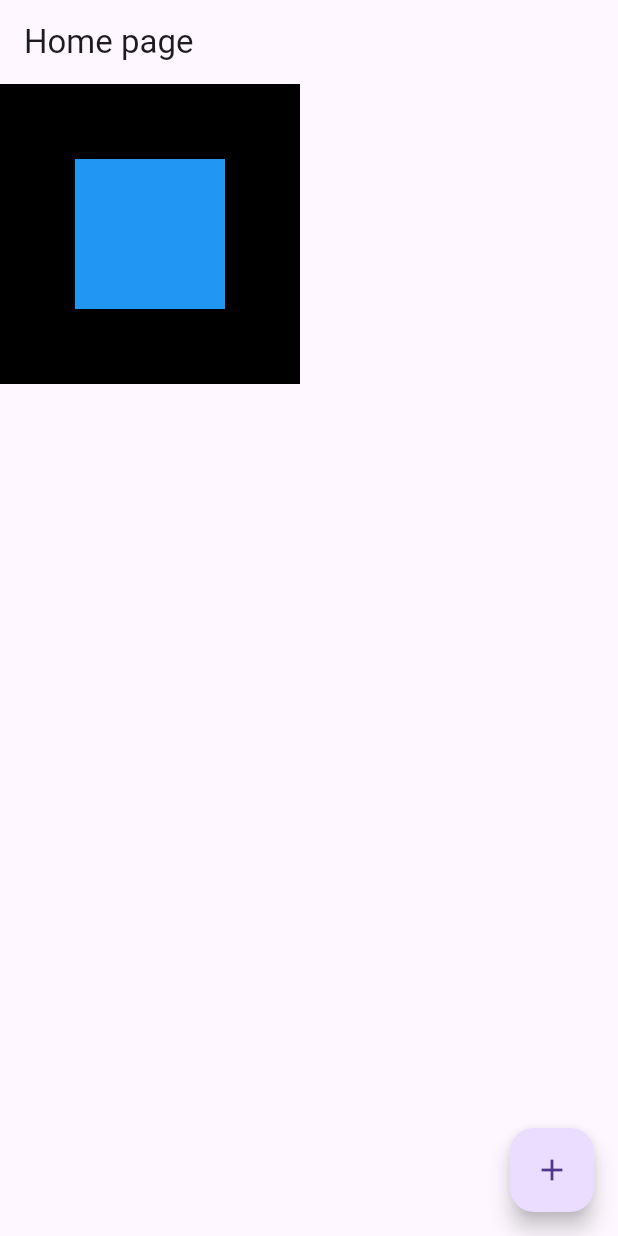
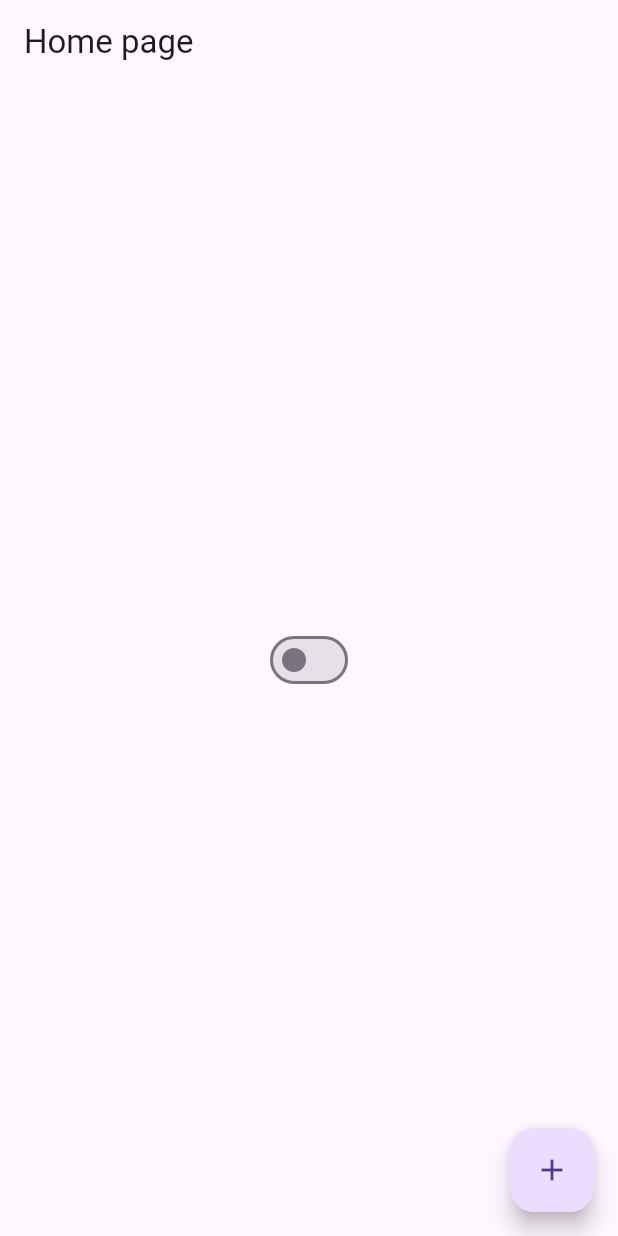
Before and after one commit to MatheusHenry2/Flutter-studies, a Flutter app: the screen it shows after launch, on a phone screen of 412 x 824 dp. Run offline on Flutter 3.47's test engine with Material 3 defaults, Android fonts, the phone set to English and light mode, and no system bars.

```diff
--- /dev/null
+++ b/lib/app_controller.dart
@@ -0,0 +1,12 @@
+import 'package:flutter/cupertino.dart';
+
+class AppController extends ChangeNotifier {
+  bool isDarkTheme = false;
+
+  static AppController instance = AppController();
+
+  changeTheme() {
+    isDarkTheme = !isDarkTheme;
+    notifyListeners();
+  }
+}
--- a/lib/app_widget.dart
+++ b/lib/app_widget.dart
@@ -1,14 +1,24 @@
-import 'package:flutter/cupertino.dart';
 import 'package:flutter/material.dart';
-
+import 'app_controller.dart';
 import 'home_page.dart';
 
 class AppWidget extends StatelessWidget {
   @override
   Widget build(BuildContext context) {
-    return MaterialApp(
-      home: HomePage(),
-      theme: ThemeData(primarySwatch: Colors.blue),
+    return AnimatedBuilder(
+      animation: AppController.instance,
+      builder: (context, child) {
+        return MaterialApp(
+          theme: ThemeData(
+            primarySwatch: Colors.red,
+            brightness:
+                AppController.instance.isDarkTheme
+                    ? Brightness.dark
+                    : Brightness.light,
+          ),
+          home: HomePage(),
+        );
+      },
     );
   }
 }
--- a/lib/home_page.dart
+++ b/lib/home_page.dart
@@ -1,5 +1,6 @@
 import 'package:flutter/cupertino.dart';
 import 'package:flutter/material.dart';
+import 'package:meu_app/app_controller.dart';
 
 class HomePage extends StatefulWidget {
   @override
@@ -16,14 +17,15 @@ class HomePageState extends State<HomePage> {
     return Scaffold(
       appBar: AppBar(title: Text('Home page')),
 
-      body: Container(
-        height: 200,
-        width: 200,
-        color: Colors.black,
-        child: Center(
-          child: Container(height: 100, width: 100, color: Colors.blue),
+      body: Center(
+        child: Switch(
+          value: AppController.instance.isDarkTheme,
+          onChanged: (value) {
+            AppController.instance.changeTheme();
+          },
         ),
       ),
+
       floatingActionButton: FloatingActionButton(
         child: Icon(Icons.add),
         onPressed: () {
```
